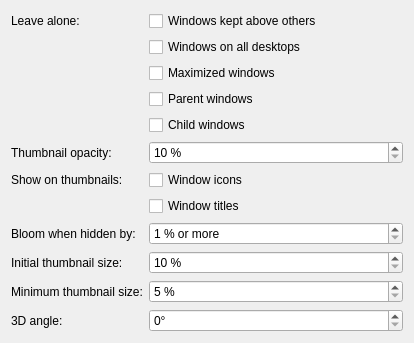
LMauricius/kde-thumbnail-bloom, file src/thumbnailbloom_config.ui: the form before one commit.
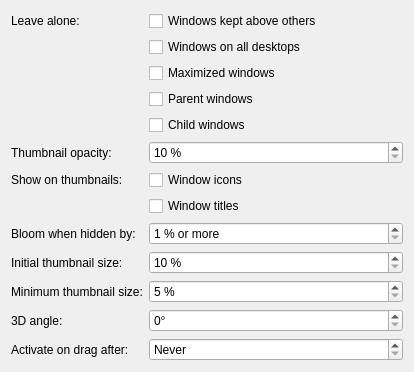
The form after the commit.

Commit message: Drag&drop, scrolling, special buttons forwarding

```diff
--- a/src/thumbnailbloom_config.ui
+++ b/src/thumbnailbloom_config.ui
@@ -167,6 +167,32 @@
                     </property>
                 </widget>
             </item>
+            <item row="12" column="0">
+                <widget class="QLabel" name="dragActivationDelayLabel">
+                    <property name="text">
+                        <string>Activate on drag after:</string>
+                    </property>
+                </widget>
+            </item>
+            <item row="12" column="1">
+                <widget class="QSpinBox" name="kcfg_DragActivationDelay">
+                    <property name="suffix">
+                        <string> ms</string>
+                    </property>
+                    <property name="specialValueText">
+                        <string>Never</string>
+                    </property>
+                    <property name="singleStep">
+                        <number>100</number>
+                    </property>
+                    <property name="minimum">
+                        <number>0</number>
+                    </property>
+                    <property name="maximum">
+                        <number>10000</number>
+                    </property>
+                </widget>
+            </item>
             <item row="7" column="1">
                 <widget class="QCheckBox" name="kcfg_ShowTitles">
                     <property name="text">
```
The commit also changes 7 other files.
